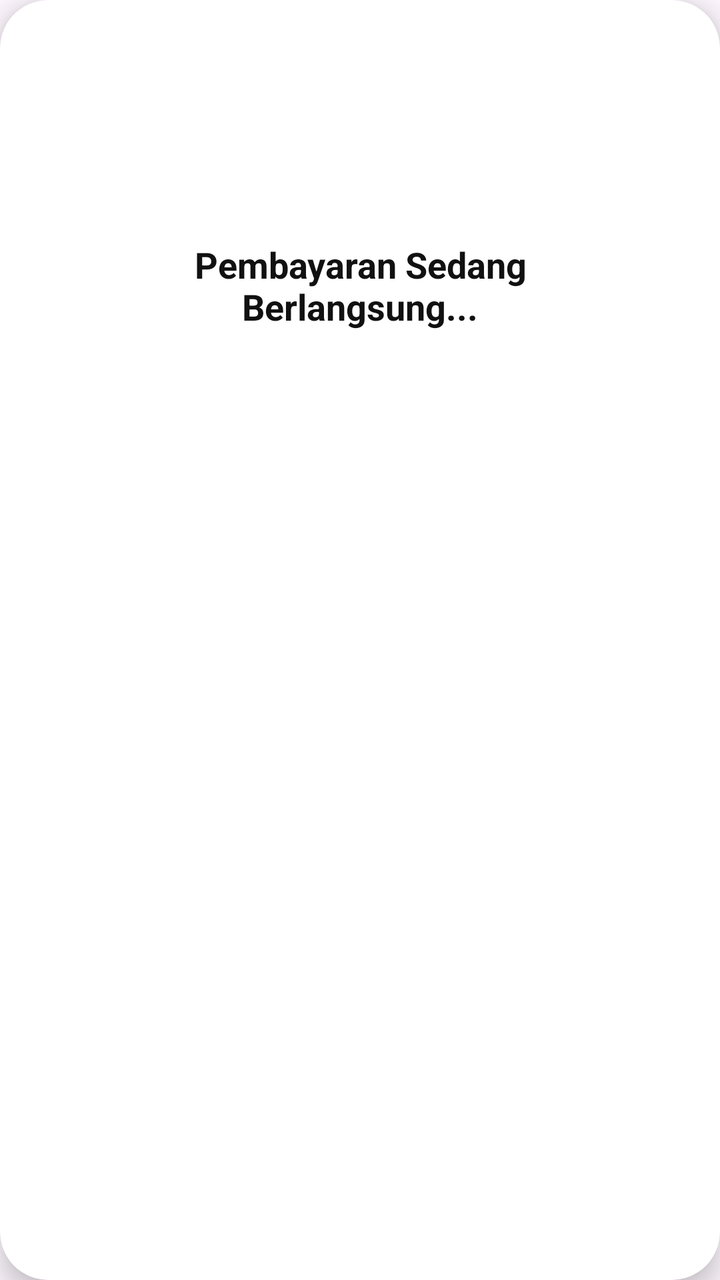
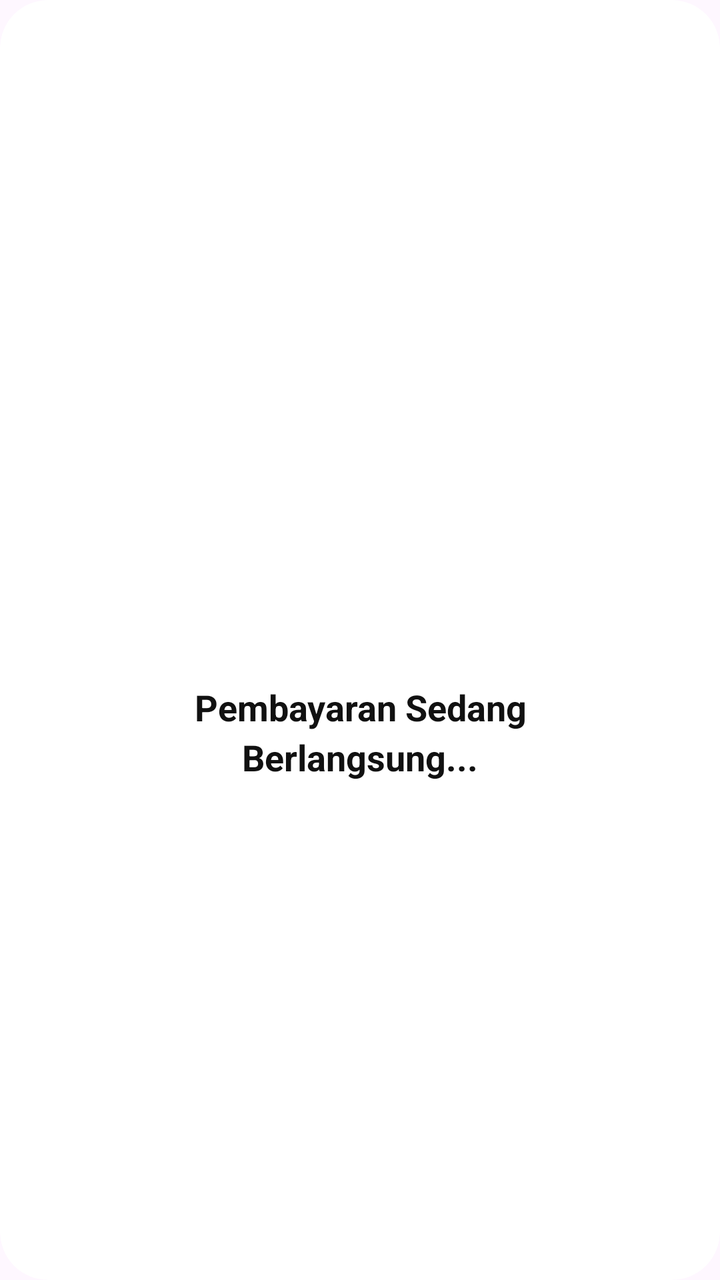

Screens rendered from an Android XML layout before and after an edit, with the pre-edit source and the edit as a unified diff.
<!-- AndroidManifest.xml: application theme Theme.TrackerSiklusMenstruasi -->
<!-- res/layout/dialog_loading_payment.xml -->
<?xml version="1.0" encoding="utf-8"?>
<androidx.cardview.widget.CardView xmlns:android="http://schemas.android.com/apk/res/android"
    xmlns:app="http://schemas.android.com/apk/res-auto"
    android:layout_width="280dp"
    android:layout_height="wrap_content"
    app:cardCornerRadius="24dp"
    app:cardElevation="8dp">

    <LinearLayout
        android:layout_width="match_parent"
        android:layout_height="wrap_content"
        android:gravity="center"
        android:orientation="vertical"
        android:padding="32dp">

        <ProgressBar
            android:layout_width="64dp"
            android:layout_height="64dp"
            android:indeterminateTint="@color/pink_main" />

        <TextView
            android:layout_width="wrap_content"
            android:layout_height="wrap_content"
            android:layout_marginTop="24dp"
            android:gravity="center"
            android:text="Pembayaran Sedang\nBerlangsung..."
            android:textColor="@color/black"
            android:textSize="18sp"
            android:textStyle="bold" />

    </LinearLayout>
</androidx.cardview.widget.CardView>
<!-- resources referenced by this layout -->
<resources>
  <color name="black">#111111</color>
  <color name="pink_main">#FF5C7A</color>
  <style name="Theme.TrackerSiklusMenstruasi" parent="Base.Theme.TrackerSiklusMenstruasi">
          
          <item name="android:editTextColor">@color/pink_main</item>
          <item name="android:textColorPrimary">@color/pink_main</item>
      </style>
  <style name="Base.Theme.TrackerSiklusMenstruasi" parent="Theme.Material3.DayNight.NoActionBar">
          
          <item name="colorPrimary">@color/pink_main</item>
          <item name="colorControlNormal">@color/pink_main</item>
      </style>
</resources>

<!-- the commit's change to res/layout/dialog_loading_payment.xml (unified diff, before → after) -->
@@ -2,31 +2,33 @@
 <androidx.cardview.widget.CardView xmlns:android="http://schemas.android.com/apk/res/android"
     xmlns:app="http://schemas.android.com/apk/res-auto"
     android:layout_width="280dp"
-    android:layout_height="wrap_content"
+    android:layout_height="220dp"
     app:cardCornerRadius="24dp"
-    app:cardElevation="8dp">
+    app:cardElevation="0dp"
+    app:cardBackgroundColor="@color/white">
 
     <LinearLayout
         android:layout_width="match_parent"
-        android:layout_height="wrap_content"
+        android:layout_height="match_parent"
         android:gravity="center"
         android:orientation="vertical"
-        android:padding="32dp">
+        android:padding="24dp">
 
         <ProgressBar
-            android:layout_width="64dp"
-            android:layout_height="64dp"
+            android:layout_width="60dp"
+            android:layout_height="60dp"
             android:indeterminateTint="@color/pink_main" />
 
         <TextView
             android:layout_width="wrap_content"
             android:layout_height="wrap_content"
-            android:layout_marginTop="24dp"
+            android:layout_marginTop="32dp"
             android:gravity="center"
             android:text="Pembayaran Sedang\nBerlangsung..."
             android:textColor="@color/black"
             android:textSize="18sp"
-            android:textStyle="bold" />
+            android:textStyle="bold"
+            android:lineSpacingExtra="4dp" />
 
     </LinearLayout>
 </androidx.cardview.widget.CardView>
<!-- resource entries referenced after the edit -->
@@ -2,10 +2,15 @@
 <resources>
   <color name="black">#111111</color>
   <color name="pink_main">#FF5C7A</color>
+  <color name="white">#FFFFFF</color>
   <style name="Theme.TrackerSiklusMenstruasi" parent="Base.Theme.TrackerSiklusMenstruasi">
           
           <item name="android:editTextColor">@color/pink_main</item>
           <item name="android:textColorPrimary">@color/pink_main</item>
+          <item name="android:navigationBarColor">@android:color/transparent</item>
+          <item name="android:windowTranslucentNavigation">true</item>
+          <item name="android:statusBarColor">@android:color/transparent</item>
+          <item name="android:windowLightStatusBar">true</item>
       </style>
   <style name="Base.Theme.TrackerSiklusMenstruasi" parent="Theme.Material3.DayNight.NoActionBar">
           
